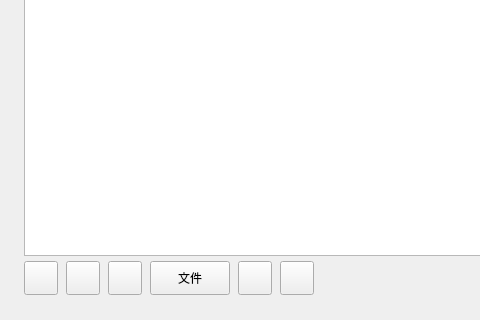
Above: CppChat/dialogs/chatpage.ui from Algebraaaa/CppChat before the change; both pictures show x 0 to 480 and y 300 to 620 of the 700 by 620 pixel window. Below: the same form after it.
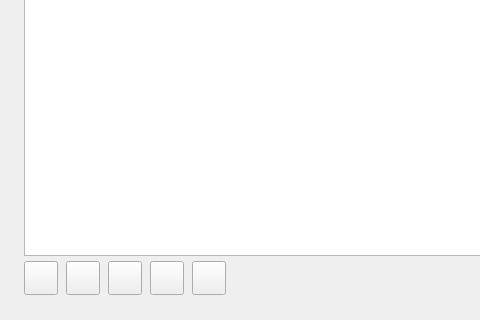
That is the form after the change. Custom widgets are drawn as their Qt base class.

The edit to the form file:
```diff
--- a/CppChat/dialogs/chatpage.ui
+++ b/CppChat/dialogs/chatpage.ui
@@ -441,15 +441,6 @@
                   </property>
                  </widget>
                 </item>
-                <item>
-                 <widget class="QPushButton" name="document_btn">
-                  <property name="minimumSize"><size><width>48</width><height>34</height></size></property>
-                  <property name="text"><string>文件</string></property>
-                  <property name="toolTip"><string>发送文件（最多 20 MiB）</string></property>
-                  <property name="accessibleName"><string>发送文件</string></property>
-                  <property name="autoDefault"><bool>false</bool></property>
-                 </widget>
-                </item>
                 <item>
                  <widget class="QPushButton" name="screenshot_btn">
                   <property name="minimumSize">
```
Left out of the diff: 2 changed lines with no effect on the pictures.
